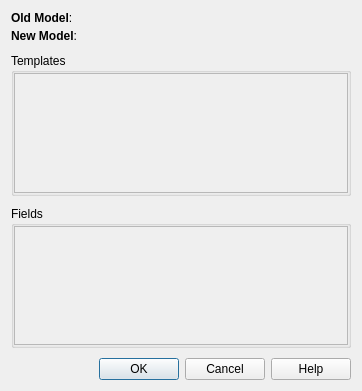
This is designer/changemodel.ui in ankitects/anki as Qt 5 draws it before an edit. The edited form follows.
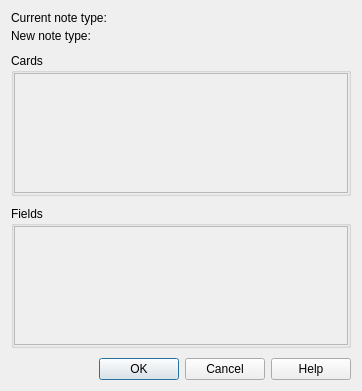
This is the edited form.

Commit message: reenable change note type

Patch:
```diff
--- a/designer/changemodel.ui
+++ b/designer/changemodel.ui
@@ -25,7 +25,7 @@
      <item row="0" column="0">
       <widget class="QLabel" name="label_6">
        <property name="text">
-        <string>&lt;b&gt;Old Model&lt;/b&gt;:</string>
+        <string>Current note type:</string>
        </property>
       </widget>
      </item>
@@ -48,7 +48,7 @@
      <item row="1" column="0">
       <widget class="QLabel" name="label">
        <property name="text">
-        <string>&lt;b&gt;New Model&lt;/b&gt;:</string>
+        <string>New note type:</string>
        </property>
       </widget>
      </item>
@@ -73,7 +73,7 @@
       </sizepolicy>
      </property>
      <property name="title">
-      <string>Templates</string>
+      <string>Cards</string>
      </property>
      <layout class="QVBoxLayout" name="verticalLayout_2">
       <property name="margin">
```
Left out of the diff: 2 changed lines with no effect on the pictures. The commit also changes 1 other file.
